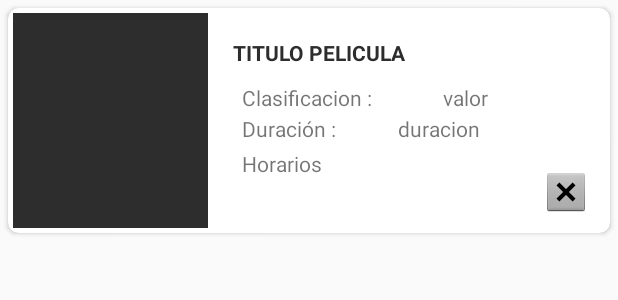
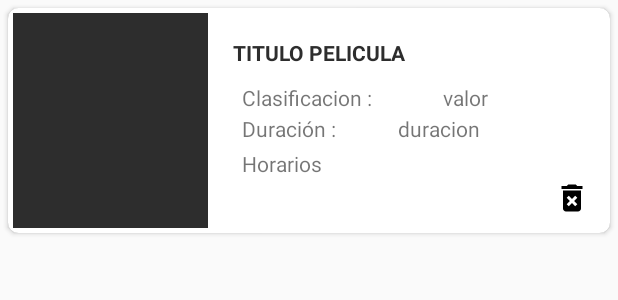
Before and after one commit to BGaeteAlvear/CinemaApp, an Android app: the layout cardview_item_movie.xml on its own in the app's theme, with its tools: preview values and no code run, on a phone screen of 412 x 824 dp. Shown: the top 300 px of the screen. Run offline under Robolectric (Android 15) with nearby library versions, the phone set to English and light mode, and no system bars.

Commit message:
detalles final

```diff
--- a/app/src/main/java/cl/landsys/macbookpro/cinemaapp/AdapterMovie.kt
+++ b/app/src/main/java/cl/landsys/macbookpro/cinemaapp/AdapterMovie.kt
@@ -39,6 +39,10 @@ class AdapterMovie(var list:ArrayList<Movie>):RecyclerView.Adapter<AdapterMovie.
             category.text=data.category
             Glide.with(itemView.context).load(data.thumbnail).into(thumbnail)
             date.text=data.date
+
+            itemView.setOnClickListener{
+                val deleteMovie = ListMovies().deleteMovie(data.title)
+            }
         }
     }
 
--- a/app/src/main/res/layout/cardview_item_movie.xml
+++ b/app/src/main/res/layout/cardview_item_movie.xml
@@ -1,6 +1,6 @@
 <?xml version="1.0" encoding="utf-8"?>
 <android.support.v7.widget.CardView xmlns:android="http://schemas.android.com/apk/res/android"
-                     android:layout_width="match_parent"
+                                    xmlns:tools="http://schemas.android.com/tools" android:layout_width="match_parent"
                      android:layout_height="150dp" xmlns:cardview="http://schemas.android.com/apk/res-auto"
                      android:layout_margin="5dp"
                      cardview:cardCornerRadius="7dp"
@@ -73,10 +73,10 @@
                 android:layout_alignParentLeft="true"/>
         <ImageView
                 android:layout_width="wrap_content"
-                android:layout_height="wrap_content" cardview:srcCompat="@android:drawable/btn_dialog"
+                android:layout_height="wrap_content" cardview:srcCompat="@drawable/ic_delete_forever_black_24dp"
                 android:layout_alignParentRight="true" android:layout_alignParentEnd="true"
-                android:layout_marginEnd="13dp" android:layout_alignParentBottom="true" android:id="@+id/BtnEliminar"
-                android:layout_marginBottom="11dp" android:layout_marginRight="13dp"/>
+                android:layout_marginEnd="13dp" android:layout_alignParentBottom="true" android:id="@+id/icoEliminar"
+                android:layout_marginBottom="11dp" android:layout_marginRight="13dp" android:clickable="true"/>
 
     </RelativeLayout>
 
```
Also changed, not shown: app/src/main/java/cl/landsys/macbookpro/cinemaapp/HomeActivity.kt (+10 -9 lines).
